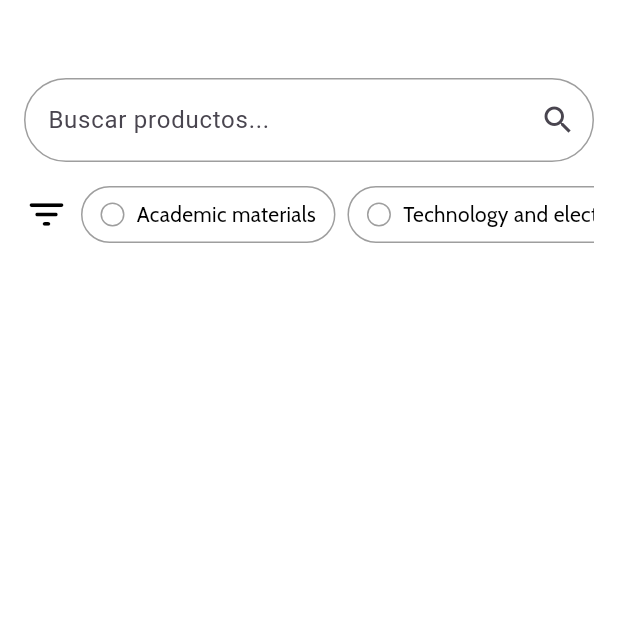
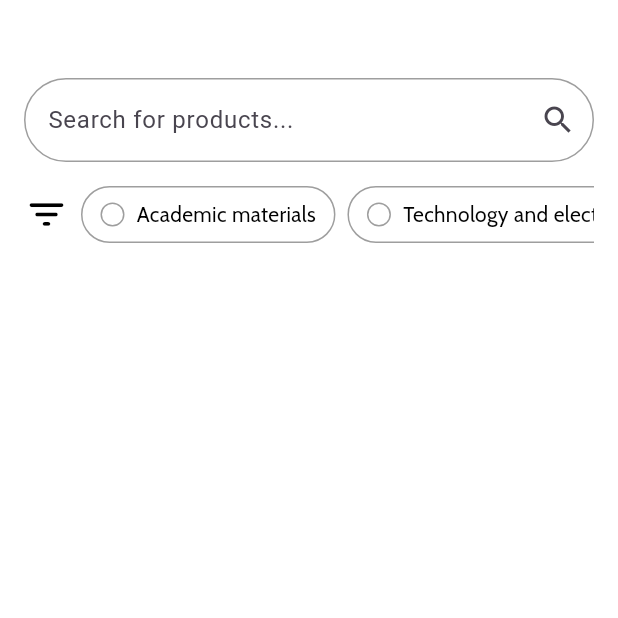
Before and after one commit to MOVILES-G22-2025/Flutter, a Flutter app: the HomePage screen opened by its route, on a phone screen of 412 x 824 dp, the top half of it. Run offline on Flutter 3.47's test engine with Material 3 defaults, Android fonts, the phone set to English and light mode, and no system bars; our stand-ins replace cached_network_image, cloud_firestore, firebase_auth, firebase_core, firebase_storage, image_picker; missing offline and left inert: algolia; accounts and stored records are empty.

Commit message:
Design details

```diff
--- a/lib/common/search_bar.dart
+++ b/lib/common/search_bar.dart
@@ -8,8 +8,10 @@ class SearchBar extends StatefulWidget {
 
   const SearchBar({
     Key? key,
-    this.hintText = 'Buscar...',
+    this.hintText = 'Search...',
     this.onChanged,
+    required TextStyle hintStyle,
+    required TextStyle textStyle,
   }) : super(key: key);
 
   @override
@@ -49,16 +51,15 @@ class _SearchBarState extends State<SearchBar> {
         decoration: InputDecoration(
           hintText: widget.hintText,
           filled: _isFocused,
-          fillColor: _isFocused ? AppColors.primary30 : Colors.transparent,
+          fillColor: _isFocused ? AppColors.primary20 : Colors.transparent,
           // Borde normal
           enabledBorder: OutlineInputBorder(
             borderSide: const BorderSide(color: Colors.grey),
             borderRadius: BorderRadius.circular(30.0),
           ),
           focusedBorder: OutlineInputBorder(
-            borderSide: BorderSide(
-              color: AppColors
-                  .primary30,
+            borderSide: const BorderSide(
+              color: AppColors.primary20,
               width: 2.0,
             ),
             borderRadius: BorderRadius.circular(100.0),
--- a/lib/views/home_page.dart
+++ b/lib/views/home_page.dart
@@ -51,10 +51,8 @@ class _HomePageState extends State<HomePage> {
   }
 
   Future<void> _loadUserClicks() async {
-    final userDoc = await FirebaseFirestore.instance
-        .collection('users')
-        .doc(userId)
-        .get();
+    final userDoc =
+        await FirebaseFirestore.instance.collection('users').doc(userId).get();
     if (userDoc.exists) {
       final data = userDoc.data();
       setState(() {
@@ -74,8 +72,7 @@ class _HomePageState extends State<HomePage> {
     setState(() {
       _categoryClicks[category] = (_categoryClicks[category] ?? 0) + 1;
     });
-    final userDoc =
-    FirebaseFirestore.instance.collection('users').doc(userId);
+    final userDoc = FirebaseFirestore.instance.collection('users').doc(userId);
     await userDoc.set({
       'categoryClicks': {category: FieldValue.increment(1)}
     }, SetOptions(merge: true));
@@ -83,7 +80,7 @@ class _HomePageState extends State<HomePage> {
 
   /// Retorna las categorías ordenadas según la cantidad de clics.
   List<String> get _categoriesSortedByClicks {
-    final allCategories = constants.ProductClassification.categories;
+    const allCategories = constants.ProductClassification.categories;
     final sortedList = allCategories.toList()
       ..sort((a, b) {
         final clicksA = _categoryClicks[a] ?? 0;
@@ -110,9 +107,10 @@ List<Map<String, dynamic>> get _filteredProducts {
     }
 
     return baseProducts.where((product) {
-    final productCategory = product['category']?.toString().toLowerCase() ?? '';
-    return _selectedCategories.any(
-        (selected) => productCategory.contains(selected.toLowerCase()));
+      final productCategory =
+          product['category']?.toString().toLowerCase() ?? '';
+      return _selectedCategories
+          .any((selected) => productCategory.contains(selected.toLowerCase()));
     }).toList();
   }
 
@@ -128,7 +126,17 @@ List<Map<String, dynamic>> get _filteredProducts {
             Padding(
               padding: const EdgeInsets.only(top: 36.0),
               child: searchBar.SearchBar(
-                hintText: 'Buscar productos...',
+                hintText: 'Search for products...',
+                hintStyle: const TextStyle(
+                  fontFamily: 'Cabin',
+                  fontSize: 16,
+                  color: constants.AppColors.primary0,
+                ),
+                textStyle: const TextStyle(
+                  fontFamily: 'Cabin',
+                  fontSize: 18,
+                  color: constants.AppColors.primary0,
+                ),
                 onChanged: (value) {
                   // Actualiza el query en ProductSearchModel
                   Provider.of<ProductSearchModel>(context, listen: false)
```
Also changed, not shown: lib/services/auth_service.dart (+11 -1 lines), lib/views/product-detail_view/product-detail_page.dart (+12 -18 lines), lib/views/product_view/add_product_page.dart (+7 -3 lines), lib/views/product_view/product_detail_page.dart (+80 -92 lines), 12 other files. Lines whose indentation alone changed are shown as unchanged.
